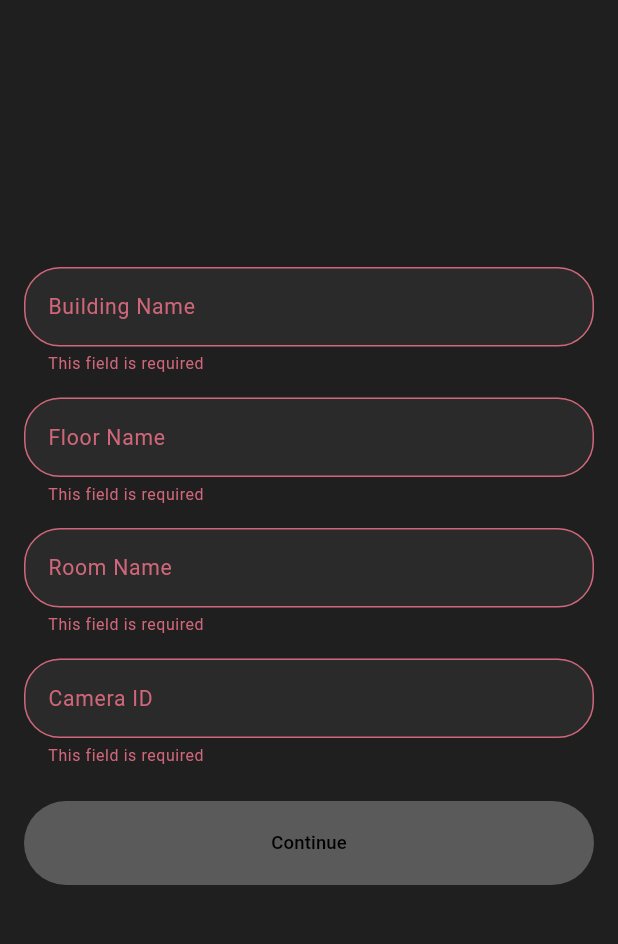
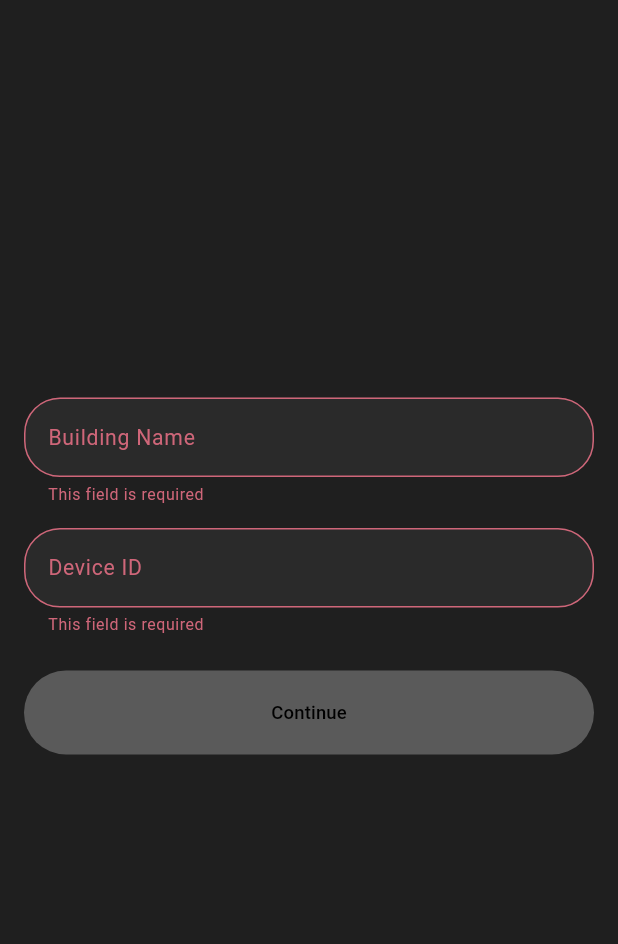
Before and after one commit to jowayed-interactive-life/CIPHER-Safety, a Flutter app: the screen it shows after launch, after a tap on "Continue", on a phone screen of 412 x 824 dp, the part 84-1028 px from its top. Run offline on Flutter 3.47's test engine with Material 3 defaults, Android fonts, the phone set to English and light mode, and no system bars; our stand-ins replace permission_handler, shared_preferences.

Commit message:
Refactor first screen tablet camera lookup

```diff
--- a/lib/main.dart
+++ b/lib/main.dart
@@ -98,6 +98,9 @@ class ListenerConfig {
 
   String get mobileSubject => '$subject.mobile';
 
+  String get buildingSubject =>
+      '${NatsConfig.env}.${NatsConfig.organizationId}.indoor-alerts-$buildingId';
+
   static const String _buildingIdKey = 'listener_building_id';
   static const String _floorIdKey = 'listener_floor_id';
   static const String _buildingNameKey = 'listener_building_name';
@@ -193,8 +196,6 @@ class SubjectEntryPage extends StatefulWidget {
 class _SubjectEntryPageState extends State<SubjectEntryPage> {
   final GlobalKey<FormState> _formKey = GlobalKey<FormState>();
   final TextEditingController _buildingIdController = TextEditingController();
-  final TextEditingController _floorIdController = TextEditingController();
-  final TextEditingController _roomNameController = TextEditingController();
   final TextEditingController _cameraIdController = TextEditingController();
   bool _isLoadingSavedConfig = true;
   bool _isSearchingRoom = false;
@@ -210,8 +211,6 @@ class _SubjectEntryPageState extends State<SubjectEntryPage> {
   @override
   void dispose() {
     _buildingIdController.dispose();
-    _floorIdController.dispose();
-    _roomNameController.dispose();
     _cameraIdController.dispose();
     super.dispose();
   }
@@ -235,8 +234,6 @@ class _SubjectEntryPageState extends State<SubjectEntryPage> {
     }
 
     _buildingIdController.text = savedConfig.buildingName;
-    _floorIdController.text = savedConfig.floorName;
-    _roomNameController.text = savedConfig.roomName;
     _cameraIdController.text = savedConfig.cameraId;
 
     setState(() {
@@ -264,44 +261,37 @@ class _SubjectEntryPageState extends State<SubjectEntryPage> {
     });
 
     final String buildingName = _buildingIdController.text.trim();
-    final String floorName = _floorIdController.text.trim();
-    final String roomName = _roomNameController.text.trim();
-    final String cameraId = _cameraIdController.text.trim();
+    final String tabletId = _cameraIdController.text.trim();
 
     if (kDebugMode) {
       debugPrint(
-        'continueToListener start | buildingName=$buildingName | floorName=$floorName | roomName=$roomName | cameraId=$cameraId',
+        'continueToListener start | buildingName=$buildingName | tabletId=$tabletId',
       );
     }
 
     try {
-      final (FloorplanSearchResult, String) result = await (
-        NatsServiceController.searchFloorplanRoomName(
-          buildingName: buildingName,
-          floorName: floorName,
-          roomName: roomName,
-        ),
-        NatsServiceController.getCameraStreamUrl(cameraId: cameraId),
-      ).wait;
-      final FloorplanSearchResult roomResult = result.$1;
-      final String streamUrl = result.$2;
+      final TabletCameraLookupResult lookupResult = await NatsServiceController
+          .getTabletCameraConfig(
+            tabletId: tabletId,
+            buildingName: buildingName,
+          );
 
       if (kDebugMode) {
         debugPrint(
-          'continueToListener resolved | resolvedRoom=${roomResult.roomName} | buildingId=${roomResult.buildingId} | floorId=${roomResult.floorId} | streamUrl=$streamUrl',
+          'continueToListener resolved | resolvedRoom=${lookupResult.roomName} | buildingId=${lookupResult.buildingId} | floorId=${lookupResult.floorId} | streamUrl=${lookupResult.streamUrl}',
         );
       }
 
       final ListenerConfig config = ListenerConfig(
-        buildingId: roomResult.buildingId,
-        floorId: roomResult.floorId,
+        buildingId: lookupResult.buildingId,
+        floorId: lookupResult.floorId,
         buildingName: buildingName,
-        floorName: floorName,
-        resolvedName: roomResult.roomName,
-        resolvedBuildingName: roomResult.buildingName ?? buildingName,
-        roomName: roomResult.roomName,
-        cameraId: cameraId,
-        streamUrl: streamUrl,
+        floorName: lookupResult.floorName,
+        resolvedName: lookupResult.roomName,
+        resolvedBuildingName: lookupResult.buildingName,
+        roomName: lookupResult.roomName,
+        cameraId: lookupResult.cameraId,
+        streamUrl: lookupResult.streamUrl,
       );
 
       await config.save();
@@ -324,7 +314,7 @@ class _SubjectEntryPageState extends State<SubjectEntryPage> {
       ScaffoldMessenger.of(context).showSnackBar(
         SnackBar(
           content: Text(
-            'Could not find room details. ${error is Exception ? error.toString() : 'Please try again.'}',
+            'Could not find device details. ${error is Exception ? error.toString() : 'Please try again.'}',
           ),
         ),
       );
@@ -411,65 +401,11 @@ class _SubjectEntryPageState extends State<SubjectEntryPage> {
                     ),
                     const SizedBox(height: 16),
                     TextFormField(
-                      controller: _floorIdController,
-                      textInputAction: TextInputAction.next,
-                      decoration: InputDecoration(
-                        labelText: 'Floor Name',
-                        filled: true,
-                        fillColor: const Color(0xFF2A2A2A),
-                        border: OutlineInputBorder(
-                          borderRadius: BorderRadius.circular(24),
-                        ),
-                        enabledBorder: OutlineInputBorder(
-                          borderRadius: BorderRadius.circular(24),
-                          borderSide: BorderSide(
-                            color: Colors.white.withValues(alpha: 0.10),
-                          ),
-                        ),
-                        focusedBorder: OutlineInputBorder(
-                          borderRadius: BorderRadius.circular(24),
-                          borderSide: const BorderSide(
-                            color: Colors.white70,
-                            width: 1.2,
-                          ),
-                        ),
-                      ),
-                      validator: _validateRequired,
-                    ),
-                    const SizedBox(height: 16),
-                    TextFormField(
-                      controller: _roomNameController,
-                      textInputAction: TextInputAction.done,
-                      decoration: InputDecoration(
-                        labelText: 'Room Name',
-                        filled: true,
-                        fillColor: const Color(0xFF2A2A2A),
-                        border: OutlineInputBorder(
-                          borderRadius: BorderRadius.circular(24),
-                        ),
-                        enabledBorder: OutlineInputBorder(
-                          borderRadius: BorderRadius.circular(24),
-                          borderSide: BorderSide(
-                            color: Colors.white.withValues(alpha: 0.10),
-                          ),
-                        ),
-                        focusedBorder: OutlineInputBorder(
-                          borderRadius: BorderRadius.circular(24),
-                          borderSide: const BorderSide(
-                            color: Colors.white70,
-                            width: 1.2,
-                          ),
-                        ),
-                      ),
-                      validator: _validateRequired,
-                    ),
-                    const SizedBox(height: 16),
-                    TextFormField(
                       controller: _cameraIdController,
                       textInputAction: TextInputAction.done,
                       onFieldSubmitted: (_) => _continueToListener(),
                       decoration: InputDecoration(
-                        labelText: 'Camera ID',
+                        labelText: 'Device ID',
                         filled: true,
                         fillColor: const Color(0xFF2A2A2A),
                         border: OutlineInputBorder(
@@ -550,6 +486,7 @@ class _NatsListenerPageState extends State<NatsListenerPage>
   NatsClient? _client;
   StreamSubscription<NatsMessage>? _primaryMessageSubscription;
   StreamSubscription<NatsMessage>? _mobileMessageSubscription;
+  StreamSubscription<NatsMessage>? _buildingMessageSubscription;
 
   bool _isConnecting = false;
   bool _isConnected = false;
@@ -574,6 +511,7 @@ class _NatsListenerPageState extends State<NatsListenerPage>
         fallbackEnv: NatsConfig.env,
         fallbackPrimarySubject: widget.config.subject,
         fallbackMobileSubject: widget.config.mobileSubject,
+        fallbackBuildingSubject: widget.config.buildingSubject,
       );
       WidgetsBinding.instance.addPostFrameCallback((_) {
         if (!mounted) return;
@@ -613,8 +551,10 @@ class _NatsListenerPageState extends State<NatsListenerPage>
     }
     _primaryMessageSubscription?.cancel();
     _mobileMessageSubscription?.cancel();
+    _buildingMessageSubscription?.cancel();
     _client?.unsubscribe(_primarySubscriberId);
     _client?.unsubscribe(_mobileSubscriberId);
+    _client?.unsubscribe(_buildingSubscriberId);
     _alertEffectsAutoStopTimer?.cancel();
     super.dispose();
   }
@@ -622,6 +562,8 @@ class _NatsListenerPageState extends State<NatsListenerPage>
   String get _primarySubscriberId => '${NatsConfig.subscriberId}-primary';
 
   String get _mobileSubscriberId => '${NatsConfig.subscriberId}-mobile';
+
+  String get _buildingSubscriberId => '${NatsConfig.subscriberId}-building';
 
   @override
   void didChangeAppLifecycleState(AppLifecycleState state) {
@@ -635,6 +577,7 @@ class _NatsListenerPageState extends State<NatsListenerPage>
         fallbackEnv: NatsConfig.env,
         fallbackPrimarySubject: widget.config.subject,
         fallbackMobileSubject: widget.config.mobileSubject,
+        fallbackBuildingSubject: widget.config.buildingSubject,
       );
     }
     if (state == AppLifecycleState.resumed) {
@@ -655,6 +598,12 @@ class _NatsListenerPageState extends State<NatsListenerPage>
     try {
       await client.connect();
 
+      if (kDebugMode) {
+        debugPrint(
+          'NatsListenerPage subscribing | primary=${widget.config.subject} | mobile=${widget.config.mobileSubject} | building=${widget.config.buildingSubject}',
+        );
+      }
+
       final Stream<NatsMessage> primaryStream = client.subscribe(
         _primarySubscriberId,
         widget.config.subject,
@@ -663,11 +612,17 @@ class _NatsListenerPageState extends State<NatsListenerPage>
         _mobileSubscriberId,
         widget.config.mobileSubject,
       );
+      final Stream<NatsMessage> buildingStream = client.subscribe(
+        _buildingSubscriberId,
+        widget.config.buildingSubject,
+      );
 
       await _primaryMessageSubscription?.cancel();
       await _mobileMessageSubscription?.cancel();
+      await _buildingMessageSubscription?.cancel();
       _primaryMessageSubscription = primaryStream.listen(_onMessageReceived);
       _mobileMessageSubscription = mobileStream.listen(_onMessageReceived);
+      _buildingMessageSubscription = buildingStream.listen(_onMessageReceived);
 
       if (!mounted) return;
       setState(() {
```
Also changed, not shown: lib/nats_service_controller.dart (+95 -118 lines), 4 other files.
